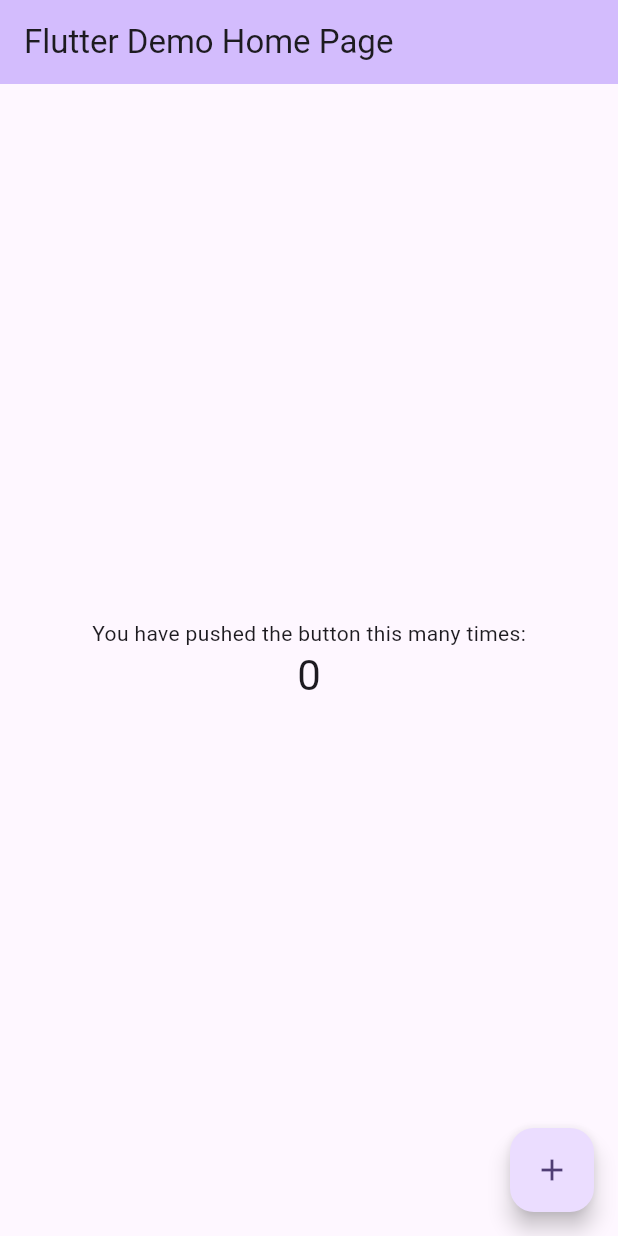
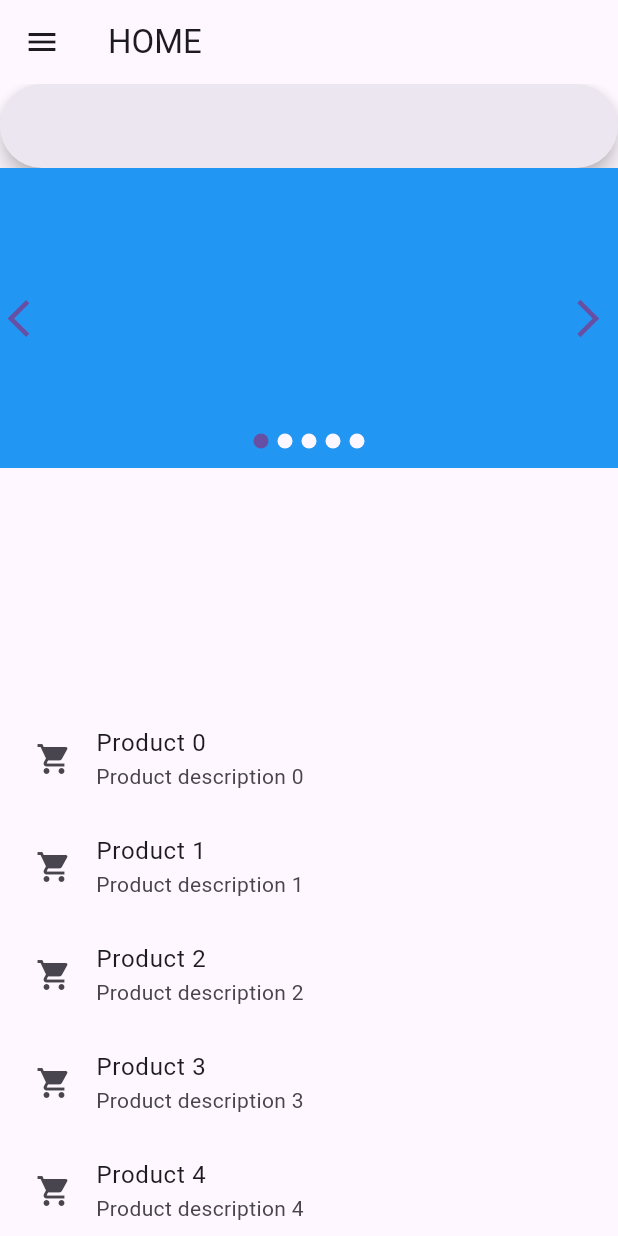
Before and after one commit to aqibmehedi007/flutter_app, a Flutter app: the screen it shows after launch, on a phone screen of 412 x 824 dp. Run offline on Flutter 3.47's test engine with Material 3 defaults, Android fonts, the phone set to English and light mode, and no system bars; our stand-ins replace flutter_swiper_null_safety; network calls fail.

Commit message:
just basic structure

```diff
--- a/lib/main.dart
+++ b/lib/main.dart
@@ -1,125 +1,32 @@
 import 'package:flutter/material.dart';
+import 'package:flutter_app/pages/home_page.dart';
+import 'package:flutter_app/provider/category_provider.dart';
+import 'package:flutter_app/provider/upcoming_product_provider.dart';
+import 'package:provider/provider.dart';
 
 void main() {
-  runApp(const MyApp());
+  runApp(
+    MultiProvider(
+      providers: [
+        ChangeNotifierProvider(create: (context) => CategoryProvider()), // Replace YourModel with your actual model
+        ChangeNotifierProvider(create: (context) => UpcomingProductProvider()), // Replace YourModel with your actual model
+      ],
+      child: MyApp(),
+    ),
+  );
 }
 
 class MyApp extends StatelessWidget {
-  const MyApp({super.key});
-
-  // This widget is the root of your application.
   @override
   Widget build(BuildContext context) {
     return MaterialApp(
-      title: 'Flutter Demo',
+      title: 'Peoples Mart',
       theme: ThemeData(
-        // This is the theme of your application.
-        //
-        // TRY THIS: Try running your application with "flutter run". You'll see
-        // the application has a purple toolbar. Then, without quitting the app,
-        // try changing the seedColor in the colorScheme below to Colors.green
-        // and then invoke "hot reload" (save your changes or press the "hot
-        // reload" button in a Flutter-supported IDE, or press "r" if you used
-        // the command line to start the app).
-        //
-        // Notice that the counter didn't reset back to zero; the application
-        // state is not lost during the reload. To reset the state, use hot
-        // restart instead.
-        //
-        // This works for code too, not just values: Most code changes can be
-        // tested with just a hot reload.
-        colorScheme: ColorScheme.fromSeed(seedColor: Colors.deepPurple),
-        useMaterial3: true,
+        primarySwatch: Colors.green,
+        visualDensity: VisualDensity.adaptivePlatformDensity,
       ),
-      home: const MyHomePage(title: 'Flutter Demo Home Page'),
+      home: HomePage(),
+      // Define your routes here if needed
     );
   }
 }
-
-class MyHomePage extends StatefulWidget {
-  const MyHomePage({super.key, required this.title});
-
-  // This widget is the home page of your application. It is stateful, meaning
-  // that it has a State object (defined below) that contains fields that affect
-  // how it looks.
-
-  // This class is the configuration for the state. It holds the values (in this
-  // case the title) provided by the parent (in this case the App widget) and
-  // used by the build method of the State. Fields in a Widget subclass are
-  // always marked "final".
-
-  final String title;
-
-  @override
-  State<MyHomePage> createState() => _MyHomePageState();
-}
-
-class _MyHomePageState extends State<MyHomePage> {
-  int _counter = 0;
-
-  void _incrementCounter() {
-    setState(() {
-      // This call to setState tells the Flutter framework that something has
-      // changed in this State, which causes it to rerun the build method below
-      // so that the display can reflect the updated values. If we changed
-      // _counter without calling setState(), then the build method would not be
-      // called again, and so nothing would appear to happen.
-      _counter++;
-    });
-  }
-
-  @override
-  Widget build(BuildContext context) {
-    // This method is rerun every time setState is called, for instance as done
-    // by the _incrementCounter method above.
-    //
-    // The Flutter framework has been optimized to make rerunning build methods
-    // fast, so that you can just rebuild anything that needs updating rather
-    // than having to individually change instances of widgets.
-    return Scaffold(
-      appBar: AppBar(
-        // TRY THIS: Try changing the color here to a specific color (to
-        // Colors.amber, perhaps?) and trigger a hot reload to see the AppBar
-        // change color while the other colors stay the same.
-        backgroundColor: Theme.of(context).colorScheme.inversePrimary,
-        // Here we take the value from the MyHomePage object that was created by
-        // the App.build method, and use it to set our appbar title.
-        title: Text(widget.title),
-      ),
-      body: Center(
-        // Center is a layout widget. It takes a single child and positions it
-        // in the middle of the parent.
-        child: Column(
-          // Column is also a layout widget. It takes a list of children and
-          // arranges them vertically. By default, it sizes itself to fit its
-          // children horizontally, and tries to be as tall as its parent.
-          //
-          // Column has various properties to control how it sizes itself and
-          // how it positions its children. Here we use mainAxisAlignment to
-          // center the children vertically; the main axis here is the vertical
-          // axis because Columns are vertical (the cross axis would be
-          // horizontal).
-          //
-          // TRY THIS: Invoke "debug painting" (choose the "Toggle Debug Paint"
-          // action in the IDE, or press "p" in the console), to see the
-          // wireframe for each widget.
-          mainAxisAlignment: MainAxisAlignment.center,
-          children: <Widget>[
-            const Text(
-              'You have pushed the button this many times:',
-            ),
-            Text(
-              '$_counter',
-              style: Theme.of(context).textTheme.headlineMedium,
-            ),
-          ],
-        ),
-      ),
-      floatingActionButton: FloatingActionButton(
-        onPressed: _incrementCounter,
-        tooltip: 'Increment',
-        child: const Icon(Icons.add),
-      ), // This trailing comma makes auto-formatting nicer for build methods.
-    );
-  }
-}
--- /dev/null
+++ b/lib/pages/home_page.dart
@@ -0,0 +1,46 @@
+import 'package:flutter/material.dart';
+import 'package:provider/provider.dart';
+import '../provider/category_provider.dart';
+import '../provider/upcoming_product_provider.dart';
+import '../widgets/image_slider.dart';
+import '../widgets/product_list.dart';
+import '../widgets/category_list.dart';
+
+
+class HomePage extends StatelessWidget {
+  final String baseImageUrl = 'https://devapi.xalorith.com'; // Replace with your base image URL
+
+  @override
+  Widget build(BuildContext context) {
+    // Call loadCategories and loadUpcomingProducts when HomePage is built
+    WidgetsBinding.instance.addPostFrameCallback((_) {
+      Provider.of<CategoryProvider>(context, listen: false).loadCategories();
+      Provider.of<UpcomingProductProvider>(context, listen: false).loadUpcomingProducts();
+    });
+
+    return Scaffold(
+      appBar: AppBar(
+        title: Text('HOME'),
+        leading: IconButton(
+          icon: Icon(Icons.menu),
+          onPressed: () {
+            // Handle menu button press
+          },
+        ),
+      ),
+      body: Column(
+        crossAxisAlignment: CrossAxisAlignment.start,
+        children: [
+          // Search Bar
+          SearchBar(),
+          // Product Slider
+          ImageSlider(),
+          // Category List
+          CategoryList(baseImageUrl: baseImageUrl),
+          // Products List
+          ProductsList(),
+        ],
+      ),
+    );
+  }
+}
--- /dev/null
+++ b/lib/pojo/category.dart
@@ -0,0 +1,52 @@
+class Category {
+  final String code;
+  final String nameWithCode;
+  final String? parentId;
+  final String? parentName;
+  final int typeId;
+  final String typeName;
+  final String? imgUrl;
+  final bool isShowOnECom;
+  final int displayOrder;
+  final String? iconClassName;
+  final bool isService;
+  final bool isHighlighted;
+  final String id;
+  final String name;
+
+  Category({
+    required this.code,
+    required this.nameWithCode,
+    this.parentId,
+    this.parentName,
+    required this.typeId,
+    required this.typeName,
+    this.imgUrl,
+    required this.isShowOnECom,
+    required this.displayOrder,
+    this.iconClassName,
+    required this.isService,
+    required this.isHighlighted,
+    required this.id,
+    required this.name,
+  });
+
+  factory Category.fromJson(Map<String, dynamic> json) {
+    return Category(
+      code: json['code'] ?? '', // Default value if null
+      nameWithCode: json['nameWithCode'] ?? '', // Default value if null
+      parentId: json['parentId'] as String?, // Nullable
+      parentName: json['parentName'] as String?, // Nullable
+      typeId: json['typeId'] ?? 0, // Default value if null
+      typeName: json['typeName'] ?? '', // Default value if null
+      imgUrl: json['imgUrl'] as String?, // Nullable
+      isShowOnECom: json['isShowOnECom'] ?? false, // Default value if null
+      displayOrder: json['displayOrder'] ?? 0, // Default value if null
+      iconClassName: json['iconClassName'] as String?, // Nullable
+      isService: json['isService'] ?? false, // Default value if null
+      isHighlighted: json['isHighlighted'] ?? false, // Default value if null
+      id: json['id'] ?? '', // Default value if null
+      name: json['name'] ?? '', // Default value if null
+    );
+  }
+}
--- /dev/null
+++ b/lib/pojo/upcoming_product.dart
@@ -0,0 +1,102 @@
+import 'dart:convert';
+
+// Define the Product model class
+class Product {
+  final String id;
+  final String title;
+  final String? categoryId;
+  final String? categoryName;
+  final String? subCategoryId;
+  final String? subCategoryName;
+  final int displayOrder;
+  final String? shortDescription;
+  final String? description;
+  final DateTime operationDate;
+  final String? contentUrl;
+  final String photoUrls;
+  final String? videoUrls;
+  final String createdById;
+  final String createdByName;
+  final String createdByEmail;
+  final bool isPublished;
+  final String websiteId;
+  final String websiteName;
+
+  Product({
+    required this.id,
+    required this.title,
+    this.categoryId,
+    this.categoryName,
+    this.subCategoryId,
+    this.subCategoryName,
+    required this.displayOrder,
+    this.shortDescription,
+    this.description,
+    required this.operationDate,
+    this.contentUrl,
+    required this.photoUrls,
+    this.videoUrls,
+    required this.createdById,
+    required this.createdByName,
+    required this.createdByEmail,
+    required this.isPublished,
+    required this.websiteId,
+    required this.websiteName,
+  });
+
+  // Factory method to create a Product instance from JSON
+  factory Product.fromJson(Map<String, dynamic> json) {
+    return Product(
+      id: json['id'],
+      title: json['title'],
+      categoryId: json['categoryId'],
+      categoryName: json['categoryName'],
+      subCategoryId: json['subCategoryId'],
+      subCategoryName: json['subCategoryName'],
+      displayOrder: json['displayOrder'],
+      shortDescription: json['shortDescription'],
+      description: json['description'],
+      operationDate: DateTime.parse(json['operationDate']),
+      contentUrl: json['contentUrl'],
+      photoUrls: json['photoUrls'],
+      videoUrls: json['videoUrls'],
+      createdById: json['createdById'],
+      createdByName: json['createdByName'],
+      createdByEmail: json['createdByEmail'],
+      isPublished: json['isPublished'],
+      websiteId: json['websiteId'],
+      websiteName: json['websiteName'],
+    );
+  }
+
+  // Method to convert a Product instance to JSON
+  Map<String, dynamic> toJson() {
+    return {
+      'id': id,
+      'title': title,
+      'categoryId': categoryId,
+      'categoryName': categoryName,
+      'subCategoryId': subCategoryId,
+      'subCategoryName': subCategoryName,
+      'displayOrder': displayOrder,
+      'shortDescription': shortDescription,
+      'description': description,
+      'operationDate': operationDate.toIso8601String(),
+      'contentUrl': contentUrl,
+      'photoUrls': photoUrls,
+      'videoUrls': videoUrls,
+      'createdById': createdById,
+      'createdByName': createdByName,
+      'createdByEmail': createdByEmail,
+      'isPublished': isPublished,
+      'websiteId': websiteId,
+      'websiteName': websiteName,
+    };
+  }
+}
+
+// Function to parse JSON response into a list of Product objects
+List<Product> parseProducts(String responseBody) {
+  final parsed = jsonDecode(responseBody).cast<Map<String, dynamic>>();
+  return parsed.map<Product>((json) => Product.fromJson(json)).toList();
+}
--- /dev/null
+++ b/lib/widgets/category_list.dart
@@ -0,0 +1,63 @@
+import 'package:flutter/material.dart';
+import 'package:provider/provider.dart';
+import '../provider/category_provider.dart';
+
+class CategoryList extends StatelessWidget {
+  final String baseImageUrl;
+
+  CategoryList({required this.baseImageUrl});
+
+  @override
+  Widget build(BuildContext context) {
+    return Consumer<CategoryProvider>(
+      builder: (context, provider, child) {
+        final categories = provider.categories;
+
+        return Container(
+          height: 150, // Adjust height as needed
+          child: ListView.builder(
+            scrollDirection: Axis.horizontal,
+            itemCount: categories.length,
+            itemBuilder: (context, index) {
+              final category = categories[index];
+              final imgUrl = category.imgUrl;
+              final name = category.name;
+
+              // Construct full image URL
+              final fullImageUrl = imgUrl != null
+                  ? '$baseImageUrl$imgUrl'
+                  : 'https://via.placeholder.com/150'; // Placeholder image if no URL
+
+              return Container(
+                width: 100,
+                child: Card(
+                  shape: RoundedRectangleBorder(
+                    borderRadius: BorderRadius.circular(8),
+                  ),
+                  child: Column(
+                    crossAxisAlignment: CrossAxisAlignment.center,
+                    children: [
+                      imgUrl != null
+                          ? Image.network(
+                        fullImageUrl,
+                        width: 80,
+                        height: 80,
+                      )
+                          : Container(
+                        width: 80,
+                        height: 80,
+                        color: Colors.grey,
+                      ),
+                      SizedBox(height: 8),
+                      Text(name),
+                    ],
+                  ),
+                ),
+              );
+            },
+          ),
+        );
+      },
+    );
+  }
+}
--- /dev/null
+++ b/lib/widgets/image_slider.dart
@@ -0,0 +1,22 @@
+import 'package:flutter/material.dart';
+import 'package:flutter_swiper_null_safety/flutter_swiper_null_safety.dart';
+
+class ImageSlider extends StatelessWidget {
+  @override
+  Widget build(BuildContext context) {
+    return Container(
+      height: 200, // Adjust height as needed
+      child: Swiper(
+        itemBuilder: (context, index) {
+          return Container(
+            color: Colors.blue, // Replace with your product image or widget
+          );
+        },
+        itemCount: 5, // Number of items
+        autoplay: true,
+        pagination: SwiperPagination(),
+        control: SwiperControl(),
+      ),
+    );
+  }
+}
--- /dev/null
+++ b/lib/widgets/product_list.dart
@@ -0,0 +1,22 @@
+import 'package:flutter/material.dart';
+
+class ProductsList extends StatelessWidget {
+  @override
+  Widget build(BuildContext context) {
+    return Expanded(
+      child: Padding(
+        padding: const EdgeInsets.all(8.0),
+        child: ListView.builder(
+          itemCount: 10, // Placeholder count
+          itemBuilder: (context, index) {
+            return ListTile(
+              title: Text('Product $index'),
+              subtitle: Text('Product description $index'),
+              leading: Icon(Icons.shopping_cart),
+            );
+          },
+        ),
+      ),
+    );
+  }
+}
```
Also changed, not shown: lib/api/api_service.dart (added, +24 -0 lines), lib/pages/splash_screen.dart (added, +45 -0 lines), lib/provider/category_provider.dart (added, +37 -0 lines), lib/provider/upcoming_product_provider.dart (added, +37 -0 lines), lib/widgets/search_bar.dart (added, +22 -0 lines), pubspec.yaml (+7 -70 lines), assets/icon.png (added), pubspec.lock, 6 other files.
